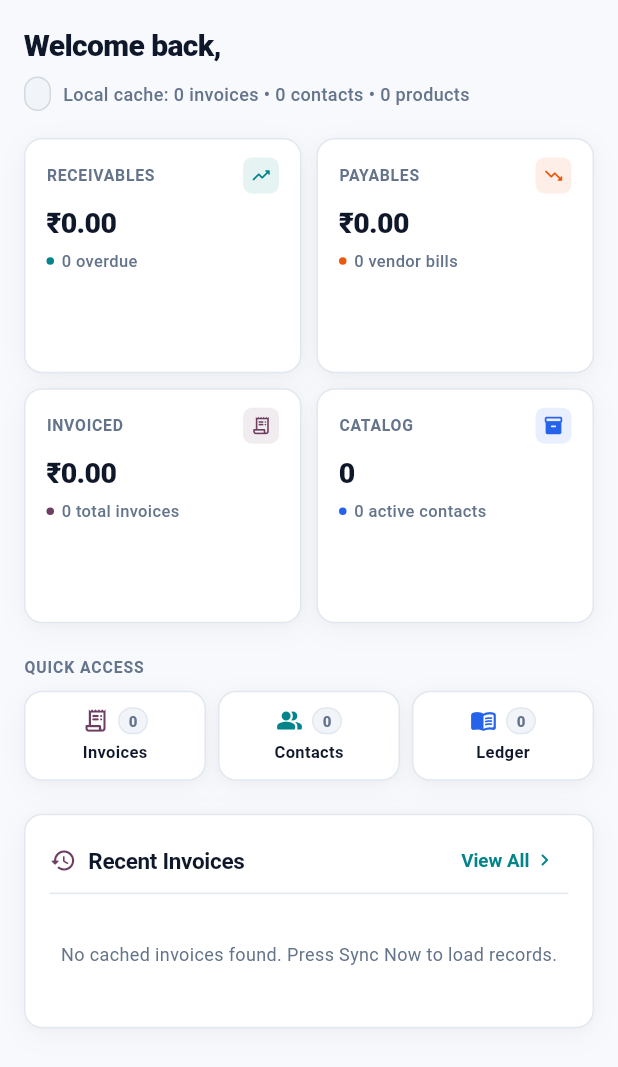
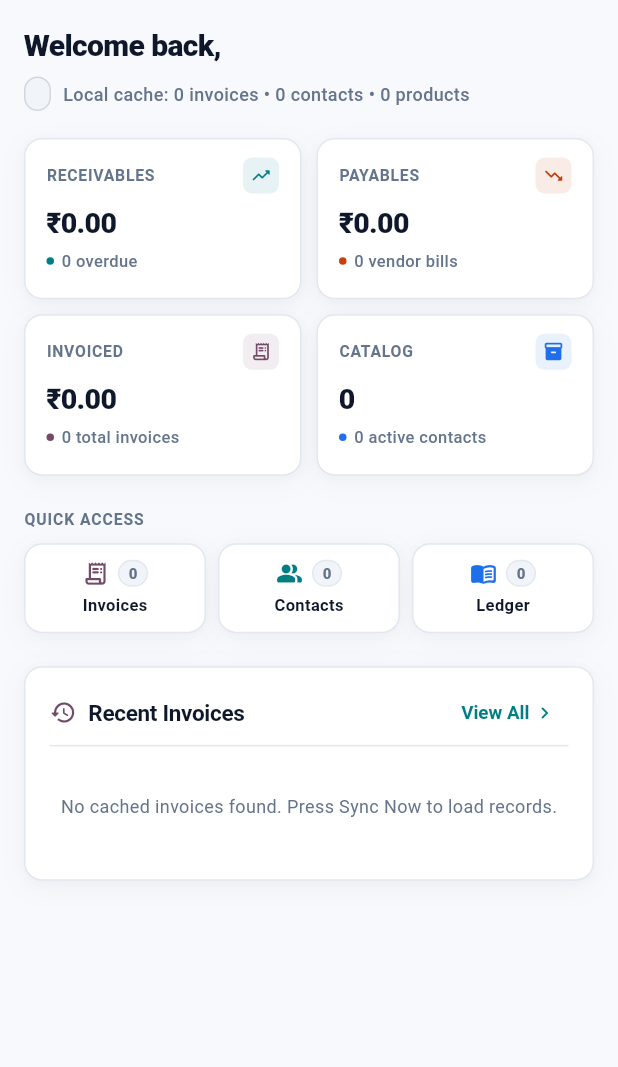
Before and after one commit to KevalMGajjar/Odoo_Team_490, a Flutter app: the DashboardScreen widget shown alone on an empty page, opened directly, on a phone screen of 412 x 824 dp. Shown: the top 1067 px of the screen. Run offline on Flutter 3.47's test engine with Material 3 defaults, Android fonts, the phone set to English and light mode, and no system bars; our stand-ins replace connectivity_plus, dio, google_fonts, hive_flutter, timeago; missing offline and left inert: cryptography; accounts and stored records are empty; network calls fail.

Commit message:
Polish the mobile UI: one palette, sorted lists, readable rows
Reviewed against screenshots at a 412px phone viewport rather than from
the source, which is the only way some of this was visible.

Nothing was sorted. Hive returns records in whatever order they were
written, so the invoice list opened on 0015, 0013, 0019, 0003 and the
ledger jumped between May and August. Sorting now happens once in the
provider — documents newest-first, masters by name or code — rather than
in each screen, where two screens eventually disagree.

Dates were printed as raw ISO strings. `2026-07-15` is both harder to
read and wider than `15 Jul 2026`, wide enough that the ledger was
truncating the date itself to fit beside the amount. Those rows now put
the amount next to the entry number, which leaves the detail line the
width it needed; the product rows got the same treatment, having been
squeezed to "Wooden Dining T…" by a price in the trailing slot.

The palette had drifted: a plum a shade off the web app's, and forty-odd
one-off hex values across the screens, several of them a shade apart from
each other. The brand tokens now mirror frontend/app/globals.css exactly,
and 56 inline colours were replaced by named tokens.

Also: the app bar had no room for its two-line title, and the KPI cards
carried about sixty pixels of empty space below their subtitles.

```diff
--- a/mobile/lib/config/theme.dart
+++ b/mobile/lib/config/theme.dart
@@ -7,14 +7,17 @@ class AppTheme {
   AppTheme._();
 
   // ── Brand colours ──
-  static const Color brand = Color(0xFF6B3E62);
-  static const Color brandHover = Color(0xFF532E4C);
-  static const Color brandLight = Color(0xFFF6EFF4);
+  // These mirror frontend/app/globals.css exactly. The two clients are one
+  // product, and a plum that is nearly-but-not-quite the web's reads as a
+  // rendering fault rather than a second app.
+  static const Color brand = Color(0xFF714B67);
+  static const Color brandHover = Color(0xFF5C3D54);
+  static const Color brandLight = Color(0xFFF0EAEE);
   static const Color brandAccent = Color(0xFF8E5182);
 
-  static const Color secondary = Color(0xFF02848A);
+  static const Color secondary = Color(0xFF017E84);
   static const Color secondaryLight = Color(0xFFE6F5F6);
-  static const Color secondaryHover = Color(0xFF01696E);
+  static const Color secondaryHover = Color(0xFF016468);
 
   // ── Surfaces ──
   static const Color bg = Color(0xFFF8F9FC);
@@ -48,16 +51,28 @@ class AppTheme {
       ];
 
   // ── Semantic (document states) ──
-  static const Color draft = Color(0xFF64748B);
-  static const Color posted = Color(0xFF6B3E62);
-  static const Color paid = Color(0xFF10B981);
-  static const Color partial = Color(0xFFF59E0B);
-  static const Color overdue = Color(0xFFEF4444);
-  static const Color info = Color(0xFF02848A);
+  static const Color draft = Color(0xFF8F8F8F);
+  static const Color posted = Color(0xFF714B67);
+  static const Color paid = Color(0xFF28A745);
+  static const Color partial = Color(0xFFF0AD4E);
+  static const Color overdue = Color(0xFFD9534F);
+  static const Color info = Color(0xFF17A2B8);
 
   // ── Numeric emphasis ──
-  static const Color debit = Color(0xFF2563EB);
-  static const Color credit = Color(0xFFEA580C);
+  static const Color debit = Color(0xFF1F6FEB);
+  static const Color credit = Color(0xFFC2410C);
+
+  // ── Tinted surfaces for banners and badges ──
+  // Named rather than mixed inline: the screens had grown forty-odd one-off
+  // hex values, several of them a shade away from each other, which is the
+  // difference a person reads as "unfinished" without being able to say why.
+  static const Color successSurface = Color(0xFFE8F6EC);
+  static const Color successText = Color(0xFF1B6B2C);
+  static const Color warningSurface = Color(0xFFFDF3E2);
+  static const Color warningText = Color(0xFF8A5A0B);
+  static const Color dangerSurface = Color(0xFFFBECEC);
+  static const Color dangerText = Color(0xFF9B2C2C);
+  static const Color infoSurface = Color(0xFFE7F5F7);
 
   // ── Shape ──
   static const double radius = 12.0;
--- a/mobile/lib/screens/app_shell.dart
+++ b/mobile/lib/screens/app_shell.dart
@@ -110,13 +110,16 @@ class _AppShellState extends State<AppShell> {
 
     return Scaffold(
       appBar: AppBar(
+        // A two-line title beside a logo tile is a tight fit in Material's
+        // default 56, leaving the subtitle sitting on the bar's edge.
+        toolbarHeight: 64,
         title: Row(
           children: [
             Container(
               padding: const EdgeInsets.all(7),
               decoration: BoxDecoration(
                 gradient: const LinearGradient(
-                  colors: [AppTheme.brand, Color(0xFF8E5182)],
+                  colors: [AppTheme.brand, AppTheme.brandAccent],
                   begin: Alignment.topLeft,
                   end: Alignment.bottomRight,
                 ),
--- a/mobile/lib/screens/dashboard_screen.dart
+++ b/mobile/lib/screens/dashboard_screen.dart
@@ -66,14 +66,17 @@ class DashboardScreen extends StatelessWidget {
                 mainAxisSpacing: 10,
                 shrinkWrap: true,
                 physics: const NeverScrollableScrollPhysics(),
-                childAspectRatio: isWide ? 1.85 : 1.18,
+                // Sized to the content. At 1.18 each card carried roughly
+                // sixty pixels of empty space below its subtitle, which is the
+                // kind of slack that reads as unfinished rather than airy.
+                childAspectRatio: isWide ? 1.95 : 1.72,
                 children: [
                   KpiCard(
                     title: 'Receivables',
                     value: currencyFmt.format(data.totalReceivables),
                     subtitle: '${data.overdueInvoicesCount} overdue',
                     icon: Icons.trending_up_rounded,
-                    accentColor: const Color(0xFF02848A),
+                    accentColor: AppTheme.secondary,
                     onTap: () => onNavigateTab?.call(1),
                   ),
                   KpiCard(
@@ -81,7 +84,7 @@ class DashboardScreen extends StatelessWidget {
                     value: currencyFmt.format(data.totalPayables),
                     subtitle: '${data.vendorBills.length} vendor bills',
                     icon: Icons.trending_down_rounded,
-                    accentColor: const Color(0xFFEA580C),
+                    accentColor: AppTheme.credit,
                     onTap: () => onNavigateTab?.call(1),
                   ),
                   KpiCard(
@@ -97,7 +100,7 @@ class DashboardScreen extends StatelessWidget {
                     value: '${data.totalActiveProducts}',
                     subtitle: '${data.totalActiveContacts} active contacts',
                     icon: Icons.inventory_2_rounded,
-                    accentColor: const Color(0xFF2563EB),
+                    accentColor: AppTheme.debit,
                     onTap: () => onNavigateTab?.call(3),
                   ),
                 ],
@@ -140,7 +143,7 @@ class DashboardScreen extends StatelessWidget {
                       icon: Icons.people_alt_rounded,
                       label: 'Contacts',
                       count: '${data.contacts.length}',
-                      accentColor: const Color(0xFF02848A),
+                      accentColor: AppTheme.secondary,
                       isNarrow: isNarrow,
                       onTap: () => onNavigateTab?.call(2),
                     ),
@@ -151,7 +154,7 @@ class DashboardScreen extends StatelessWidget {
                       icon: Icons.menu_book_rounded,
                       label: 'Ledger',
                       count: '${data.journalEntries.length}',
-                      accentColor: const Color(0xFF2563EB),
+                      accentColor: AppTheme.debit,
                       isNarrow: isNarrow,
                       onTap: () => onNavigateTab?.call(4),
                     ),
@@ -267,7 +270,7 @@ class DashboardScreen extends StatelessWidget {
                                 children: [
                                   Expanded(
                                     child: Text(
-                                      '${inv.customerName ?? 'Customer'} • ${inv.invoiceDate}',
+                                      '${inv.customerName ?? 'Customer'} • ${Fmt.day(inv.invoiceDate)}',
                                       style: const TextStyle(
                                         fontSize: 11.5,
                                         color: AppTheme.textMuted,
--- a/mobile/lib/screens/portal_screen.dart
+++ b/mobile/lib/screens/portal_screen.dart
@@ -26,7 +26,7 @@ class PortalScreen extends StatelessWidget {
           Container(
             decoration: BoxDecoration(
               gradient: const LinearGradient(
-                colors: [AppTheme.brand, Color(0xFF8E5182)],
+                colors: [AppTheme.brand, AppTheme.brandAccent],
                 begin: Alignment.topLeft,
                 end: Alignment.bottomRight,
               ),
@@ -187,7 +187,7 @@ class PortalScreen extends StatelessWidget {
                             children: [
                               Expanded(
                                 child: Text(
-                                  'Date: ${inv.invoiceDate} ${inv.dueDate != null ? '• Due: ${inv.dueDate}' : ''}',
+                                  'Date: ${Fmt.day(inv.invoiceDate)} ${inv.dueDate != null ? '• Due: ${Fmt.day(inv.dueDate)}' : ''}',
                                   style: const TextStyle(
                                     fontSize: 12,
                                     color: AppTheme.textMuted,
--- a/mobile/lib/widgets/status_badge.dart
+++ b/mobile/lib/widgets/status_badge.dart
@@ -28,38 +28,38 @@ class StatusBadge extends StatelessWidget {
         icon = Icons.check_circle_outline;
         break;
       case 'paid':
-        bg = const Color(0xFFD1FAE5);
-        fg = const Color(0xFF047857);
+        bg = AppTheme.successSurface;
+        fg = AppTheme.successText;
         label = 'PAID';
         icon = Icons.done_all;
         break;
       case 'partial':
       case 'partially_paid':
-        bg = const Color(0xFFFEF3C7);
-        fg = const Color(0xFFB45309);
+        bg = AppTheme.warningSurface;
+        fg = AppTheme.warningText;
         label = 'PARTIAL';
         icon = Icons.pie_chart_outline;
         break;
       case 'not_paid':
-        bg = const Color(0xFFFEE2E2);
+        bg = AppTheme.dangerSurface;
         fg = const Color(0xFFB91C1C);
         label = 'NOT PAID';
         icon = Icons.error_outline;
         break;
       case 'overdue':
-        bg = const Color(0xFFFEE2E2);
-        fg = const Color(0xFFDC2626);
+        bg = AppTheme.dangerSurface;
+        fg = AppTheme.overdue;
         label = 'OVERDUE';
         icon = Icons.warning_amber_rounded;
         break;
       case 'active':
-        bg = const Color(0xFFE0F2FE);
+        bg = AppTheme.infoSurface;
         fg = const Color(0xFF0369A1);
         label = 'ACTIVE';
         icon = Icons.circle;
         break;
       case 'archived':
-        bg = const Color(0xFFF1F5F9);
+        bg = AppTheme.subtle;
         fg = const Color(0xFF475569);
         label = 'ARCHIVED';
         break;
@@ -82,20 +82,20 @@ class StatusBadge extends StatelessWidget {
         icon = Icons.shield_outlined;
         break;
       case 'invoicing_user':
-        bg = const Color(0xFFE0F2FE);
+        bg = AppTheme.infoSurface;
         fg = const Color(0xFF0284C7);
         label = 'ACCOUNTANT';
         icon = Icons.calculate_outlined;
         break;
       case 'contact':
         bg = const Color(0xFFFFEDD5);
-        fg = const Color(0xFFC2410C);
+        fg = AppTheme.credit;
         label = 'PORTAL';
         icon = Icons.person;
         break;
       case 'draft':
       default:
-        bg = const Color(0xFFF1F5F9);
+        bg = AppTheme.subtle;
         fg = const Color(0xFF475569);
         label = normalized.toUpperCase();
         break;
```
Also changed, not shown: mobile/lib/config/formatting.dart (+13 -0 lines), mobile/lib/providers/data_provider.dart (+31 -10 lines), mobile/lib/screens/invoices_screen.dart (+9 -9 lines), mobile/lib/screens/journal_entries_screen.dart (+38 -19 lines), mobile/lib/screens/login_screen.dart (+14 -14 lines), mobile/lib/screens/products_screen.dart (+29 -27 lines), mobile/lib/widgets/sync_status_bar.dart (+14 -14 lines), 1 other file.
